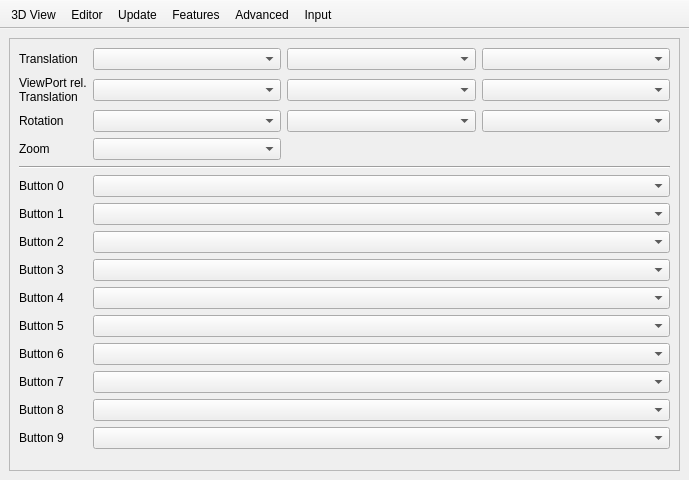
MichaelPFrey/openscad, file src/Preferences.ui: the form before one commit.
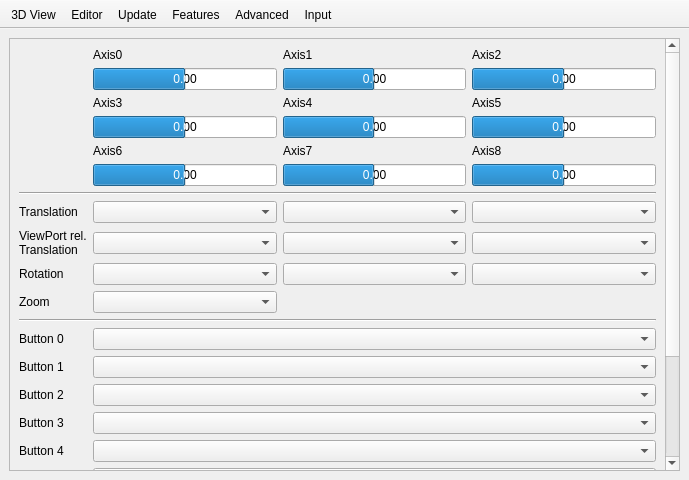
The form after the commit. Icons and pictures are not drawn.

Commit message: show axis values

What changed in the file:
```diff
--- a/src/Preferences.ui
+++ b/src/Preferences.ui
@@ -1478,112 +1478,165 @@
              <x>0</x>
              <y>0</y>
              <width>655</width>
-             <height>470</height>
+             <height>641</height>
             </rect>
            </property>
-           <layout class="QGridLayout" name="gridLayout_7" columnstretch="0,1,1,1">
-            <item row="5" column="1" colspan="3">
+           <layout class="QGridLayout" name="gridLayout_7" columnstretch="0,0,0,0">
+            <item row="3" column="1">
+             <widget class="QProgressBar" name="progressBarAxis3">
+              <property name="minimum">
+               <number>-100</number>
+              </property>
+              <property name="value">
+               <number>0</number>
+              </property>
+              <property name="format">
+               <string>0.00</string>
+              </property>
+             </widget>
+            </item>
+            <item row="3" column="3">
+             <widget class="QProgressBar" name="progressBarAxis5">
+              <property name="minimum">
+               <number>-100</number>
+              </property>
+              <property name="value">
+               <number>0</number>
+              </property>
+              <property name="format">
+               <string>0.00</string>
+              </property>
+             </widget>
+            </item>
+            <item row="0" column="1">
+             <widget class="QLabel" name="labelAxis0">
+              <property name="text">
+               <string>Axis0</string>
+              </property>
+             </widget>
+            </item>
+            <item row="3" column="2">
+             <widget class="QProgressBar" name="progressBarAxis4">
+              <property name="minimum">
+               <number>-100</number>
+              </property>
+              <property name="value">
+               <number>0</number>
+              </property>
+              <property name="format">
+               <string>0.00</string>
+              </property>
+             </widget>
+            </item>
+            <item row="4" column="2">
+             <widget class="QLabel" name="labelAxis0_8">
+              <property name="text">
+               <string>Axis7</string>
+              </property>
+             </widget>
+            </item>
+            <item row="16" column="1" colspan="3">
              <widget class="QComboBox" name="comboBoxButton0"/>
             </item>
-            <item row="2" column="0">
+            <item row="13" column="0">
              <widget class="QLabel" name="labelInputRotation">
               <property name="text">
                <string>Rotation</string>
               </property>
              </widget>
             </item>
-            <item row="0" column="3">
+            <item row="11" column="3">
              <widget class="QComboBox" name="comboBoxTranslationZ"/>
             </item>
-            <item row="0" column="2">
+            <item row="11" column="2">
              <widget class="QComboBox" name="comboBoxTranslationY"/>
             </item>
-            <item row="3" column="1">
+            <item row="14" column="1">
              <widget class="QComboBox" name="comboBoxZoom"/>
             </item>
-            <item row="3" column="0">
+            <item row="14" column="0">
              <widget class="QLabel" name="labelInputZoom">
               <property name="text">
                <string>Zoom</string>
               </property>
              </widget>
             </item>
-            <item row="0" column="1">
+            <item row="11" column="1">
              <widget class="QComboBox" name="comboBoxTranslationX"/>
             </item>
-            <item row="2" column="1">
+            <item row="13" column="1">
              <widget class="QComboBox" name="comboBoxRotationX"/>
             </item>
-            <item row="6" column="0">
+            <item row="17" column="0">
              <widget class="QLabel" name="labelInputButton1">
               <property name="text">
                <string>Button 1</string>
               </property>
              </widget>
             </item>
-            <item row="7" column="0">
+            <item row="18" column="0">
              <widget class="QLabel" name="labelInputButton2">
               <property name="text">
                <string>Button 2</string>
               </property>
              </widget>
             </item>
-            <item row="8" column="0">
+            <item row="19" column="0">
              <widget class="QLabel" name="labelInputButton3">
               <property name="text">
                <string>Button 3</string>
               </property>
              </widget>
             </item>
-            <item row="9" column="0">
+            <item row="20" column="0">
              <widget class="QLabel" name="labelInputButton4">
               <property name="text">
                <string>Button 4</string>
               </property>
              </widget>
             </item>
-            <item row="10" column="0">
+            <item row="21" column="0">
              <widget class="QLabel" name="labelInputButton5">
               <property name="text">
                <string>Button 5</string>
               </property>
              </widget>
             </item>
-            <item row="11" column="0">
+            <item row="22" column="0">
              <widget class="QLabel" name="labelInputButton6">
               <property name="text">
                <string>Button 6</string>
               </property>
              </widget>
             </item>
-            <item row="12" column="0">
+            <item row="23" column="0">
              <widget class="QLabel" name="labelInputButton7">
               <property name="text">
                <string>Button 7</string>
               </property>
              </widget>
             </item>
-            <item row="13" column="0">
+            <item row="24" column="0">
              <widget class="QLabel" name="labelInputButton8">
               <property name="text">
                <string>Button 8</string>
               </property>
              </widget>
             </item>
-            <item row="2" column="2">
+            <item row="13" column="2">
              <widget class="QComboBox" name="comboBoxRotationY"/>
             </item>
-            <item row="2" column="3">
+            <item row="13" column="3">
              <widget class="QComboBox" name="comboBoxRotationZ"/>
             </item>
-            <item row="0" column="0">
+            <item row="11" column="0">
              <widget class="QLabel" name="labelInputTranslation">
               <property name="text">
                <string>Translation</string>
               </property>
              </widget>
             </item>
-            <item row="15" column="0">
+            <item row="26" column="0">
              <spacer name="verticalSpacer_4">
               <property name="orientation">
                <enum>Qt::Vertical</enum>
@@ -1596,70 +1649,204 @@
               </property>
              </spacer>
             </item>
-            <item row="4" column="0" colspan="4">
+            <item row="15" column="0" colspan="4">
              <widget class="Line" name="line">
               <property name="orientation">
                <enum>Qt::Horizontal</enum>
               </property>
              </widget>
             </item>
-            <item row="6" column="1" colspan="3">
+            <item row="17" column="1" colspan="3">
              <widget class="QComboBox" name="comboBoxButton1"/>
             </item>
-            <item row="7" column="1" colspan="3">
+            <item row="18" column="1" colspan="3">
              <widget class="QComboBox" name="comboBoxButton2"/>
             </item>
-            <item row="8" column="1" colspan="3">
+            <item row="19" column="1" colspan="3">
              <widget class="QComboBox" name="comboBoxButton3"/>
             </item>
-            <item row="9" column="1" colspan="3">
+            <item row="20" column="1" colspan="3">
              <widget class="QComboBox" name="comboBoxButton4"/>
             </item>
-            <item row="10" column="1" colspan="3">
+            <item row="21" column="1" colspan="3">
              <widget class="QComboBox" name="comboBoxButton5"/>
             </item>
-            <item row="11" column="1" colspan="3">
+            <item row="22" column="1" colspan="3">
              <widget class="QComboBox" name="comboBoxButton6"/>
             </item>
-            <item row="12" column="1" colspan="3">
+            <item row="23" column="1" colspan="3">
              <widget class="QComboBox" name="comboBoxButton7"/>
             </item>
-            <item row="13" column="1" colspan="3">
+            <item row="24" column="1" colspan="3">
              <widget class="QComboBox" name="comboBoxButton8"/>
             </item>
-            <item row="5" column="0">
+            <item row="16" column="0">
              <widget class="QLabel" name="labelInputButton0">
               <property name="text">
                <string>Button 0</string>
               </property>
              </widget>
             </item>
-            <item row="14" column="0">
+            <item row="25" column="0">
              <widget class="QLabel" name="labelInputButton9">
               <property name="text">
                <string>Button 9</string>
               </property>
              </widget>
             </item>
-            <item row="14" column="1" colspan="3">
+            <item row="25" column="1" colspan="3">
              <widget class="QComboBox" name="comboBoxButton9"/>
             </item>
-            <item row="1" column="0">
+            <item row="12" column="0">
              <widget class="QLabel" name="labelInputTranslationViewPortRelative">
               <property name="text">
                <string>ViewPort rel.&lt;br/&gt;Translation</string>
               </property>
              </widget>
             </item>
-            <item row="1" column="2">
+            <item row="12" column="2">
              <widget class="QComboBox" name="comboBoxTranslationYVPRel"/>
             </item>
-            <item row="1" column="1">
+            <item row="12" column="1">
              <widget class="QComboBox" name="comboBoxTranslationXVPRel"/>
             </item>
-            <item row="1" column="3">
+            <item row="12" column="3">
              <widget class="QComboBox" name="comboBoxTranslationZVPRel"/>
             </item>
+            <item row="0" column="2">
+             <widget class="QLabel" name="labelAxis0_2">
+              <property name="text">
+               <string>Axis1</string>
+              </property>
+             </widget>
+            </item>
+            <item row="5" column="3">
+             <widget class="QProgressBar" name="progressBarAxis8">
+              <property name="minimum">
+               <number>-100</number>
+              </property>
+              <property name="value">
+               <number>0</number>
+              </property>
+              <property name="format">
+               <string>0.00</string>
+              </property>
+             </widget>
+            </item>
+            <item row="4" column="3">
+             <widget class="QLabel" name="labelAxis0_9">
+              <property name="text">
+               <string>Axis8</string>
+              </property>
+             </widget>
+            </item>
+            <item row="0" column="3">
+             <widget class="QLabel" name="labelAxis0_3">
+              <property name="text">
+               <string>Axis2</string>
+              </property>
+             </widget>
+            </item>
+            <item row="5" column="1">
+             <widget class="QProgressBar" name="progressBarAxis6">
+              <property name="minimum">
+               <number>-100</number>
+              </property>
+              <property name="value">
+               <number>0</number>
+              </property>
+              <property name="format">
+               <string>0.00</string>
+              </property>
+             </widget>
+            </item>
+            <item row="2" column="3">
+             <widget class="QLabel" name="labelAxis0_4">
+              <property name="text">
+               <string>Axis5</string>
+              </property>
+             </widget>
+            </item>
+            <item row="2" column="2">
+             <widget class="QLabel" name="labelAxis0_5">
+              <property name="text">
+               <string>Axis4</string>
+              </property>
+             </widget>
+            </item>
+            <item row="4" column="1">
+             <widget class="QLabel" name="labelAxis0_7">
+              <property name="text">
+               <string>Axis6</string>
+              </property>
+             </widget>
+            </item>
+            <item row="2" column="1">
+             <widget class="QLabel" name="labelAxis0_6">
+              <property name="text">
+               <string>Axis3</string>
+              </property>
+             </widget>
+            </item>
+            <item row="5" column="2">
+             <widget class="QProgressBar" name="progressBarAxis7">
+              <property name="minimum">
+               <number>-100</number>
+              </property>
+              <property name="value">
+               <number>0</number>
+              </property>
+              <property name="format">
+               <string>0.00</string>
+              </property>
+             </widget>
+            </item>
+            <item row="1" column="3">
+             <widget class="QProgressBar" name="progressBarAxis2">
+              <property name="minimum">
+               <number>-100</number>
+              </property>
+              <property name="value">
+               <number>0</number>
+              </property>
+              <property name="format">
+               <string>0.00</string>
+              </property>
+             </widget>
+            </item>
+            <item row="1" column="2">
+             <widget class="QProgressBar" name="progressBarAxis1">
+              <property name="minimum">
+               <number>-100</number>
+              </property>
+              <property name="value">
+               <number>0</number>
+              </property>
+              <property name="format">
+               <string>0.00</string>
+              </property>
+             </widget>
+            </item>
+            <item row="1" column="1">
+             <widget class="QProgressBar" name="progressBarAxis0">
+              <property name="minimum">
+               <number>-100</number>
+              </property>
+              <property name="value">
+               <number>0</number>
+              </property>
+              <property name="format">
+               <string>0.00</string>
+              </property>
+             </widget>
+            </item>
+            <item row="9" column="0" colspan="4">
+             <widget class="Line" name="line_2">
+              <property name="orientation">
+               <enum>Qt::Horizontal</enum>
+              </property>
+             </widget>
+            </item>
            </layout>
           </widget>
          </widget>
```
The commit also changes 3 other files.
